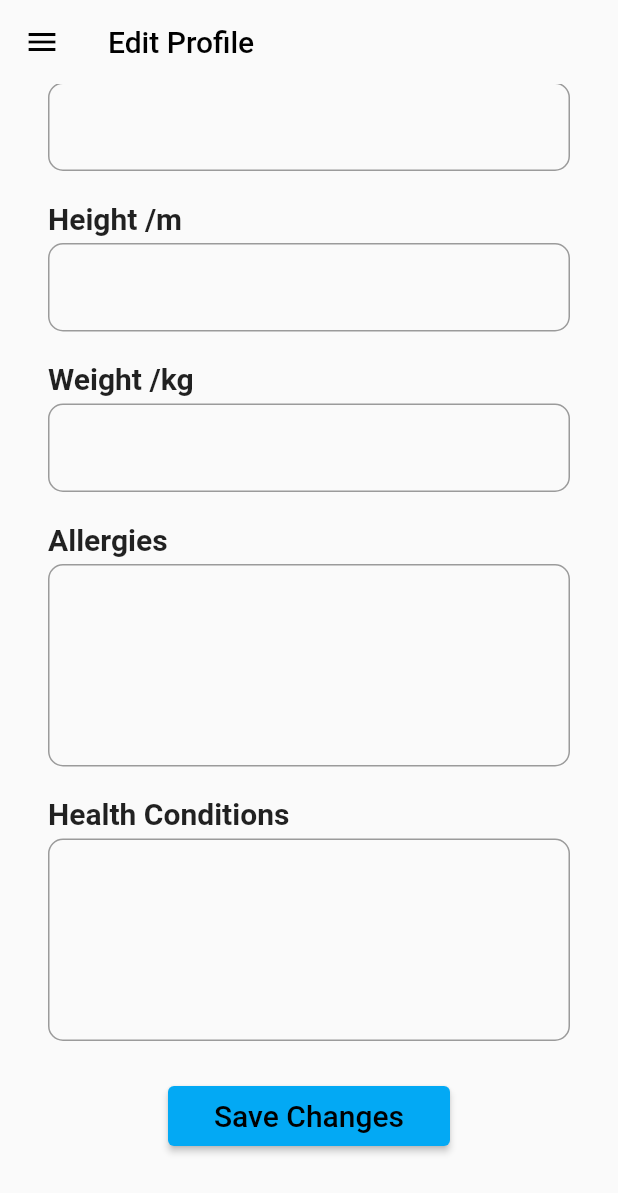
After one commit to ManuelSena19/health-watch, a Flutter app: the EditProfileScreen screen opened by its route, scrolled down 269 dp, after a tap on "Save Changes", on a phone screen of 412 x 824 dp. The commit adds this screen. Shown: the top 1193 px of the screen. Run offline on Flutter 3.47's test engine with Material 2 defaults, Android fonts, the phone set to English and light mode, and no system bars; our stand-ins replace cloud_firestore, email_validator, firebase_auth, firebase_core, firebase_storage, image_picker; accounts and stored records are empty; network calls fail.

Commit message:
completed profile screen

```diff
--- a/lib/constants/routes.dart
+++ b/lib/constants/routes.dart
@@ -5,3 +5,4 @@ const resetPasswordRoute = '/reset-password/';
 const homescreenRoute = '/home-screen/';
 const logicRoute = '/logic/';
 const profileRoute = '/profile-screen/';
+const editProfileRoute = '/edit-profile-screen/';
--- /dev/null
+++ b/lib/constants/user_data.dart
@@ -0,0 +1,10 @@
+import 'package:cloud_firestore/cloud_firestore.dart';
+
+Future<Map<String, dynamic>> getUserData(String email) async {
+  final userRef = FirebaseFirestore.instance.collection('users').doc(email);
+  final userSnapshot = await userRef.get();
+  if (userSnapshot.exists) {
+    return userSnapshot.data() as Map<String, dynamic>;
+  }
+  return {};
+}
--- a/lib/main.dart
+++ b/lib/main.dart
@@ -2,6 +2,7 @@ import 'package:firebase_auth/firebase_auth.dart';
 import 'package:flutter/material.dart';
 import 'package:firebase_core/firebase_core.dart';
 import 'package:health_watch/constants/logic.dart';
+import 'package:health_watch/screens/edit_profile_screen.dart';
 import 'package:health_watch/screens/home_screen.dart';
 import 'package:health_watch/screens/login_screen.dart';
 import 'package:health_watch/screens/profile_screen.dart';
@@ -41,6 +42,7 @@ class MyApp extends StatelessWidget {
         resetPasswordRoute: (context) => const ResetPasswordScreen(),
         homescreenRoute: (context) => const HomeScreen(),
         profileRoute: (context) => const ProfileScreen(),
+        editProfileRoute: (context) => const EditProfileScreen(),
       },
     );
   }
--- /dev/null
+++ b/lib/screens/edit_profile_screen.dart
@@ -0,0 +1,290 @@
+import 'package:cloud_firestore/cloud_firestore.dart';
+import 'package:firebase_storage/firebase_storage.dart';
+import 'package:flutter/material.dart';
+import 'package:health_watch/constants/routes.dart';
+import 'package:image_picker/image_picker.dart';
+import 'package:health_watch/utilities/drawer_widget.dart';
+import 'package:health_watch/constants/user_data.dart';
+import 'dart:io';
+import 'package:firebase_auth/firebase_auth.dart';
+
+String _email = FirebaseAuth.instance.currentUser!.email.toString();
+
+class EditProfileScreen extends StatefulWidget {
+  const EditProfileScreen({Key? key}) : super(key: key);
+
+  @override
+  State<EditProfileScreen> createState() => _EditProfileScreenState();
+}
+
+class _EditProfileScreenState extends State<EditProfileScreen> {
+  late final TextEditingController nameController = TextEditingController();
+  late final TextEditingController heightController = TextEditingController();
+  late final TextEditingController weightController = TextEditingController();
+  late final TextEditingController allergiesController =
+      TextEditingController();
+  late final TextEditingController healthConditionsController =
+      TextEditingController();
+  Future<void> updateField(String field, String newValue) async {
+    DocumentReference<Map<String, dynamic>> userRef =
+        FirebaseFirestore.instance.collection('users').doc(_email);
+    await userRef.update({field: newValue});
+  }
+
+  void pushRoute(String route) {
+    Navigator.pushNamed(context, route);
+  }
+
+  void pushReplacementRoute(String route) {
+    Navigator.pushReplacementNamed(context, route);
+  }
+
+  File? _imageFile;
+  final user = FirebaseAuth.instance.currentUser;
+  late XFile _image;
+  late String _url;
+
+  Future<void> _pickImage() async {
+    _image = (await ImagePicker().pickImage(source: ImageSource.gallery))!;
+    setState(() {
+      _imageFile = File(_image.path);
+    });
+  }
+
+  Future<void> uploadImageToFirebase(File imageFile) async {
+    String fileName = DateTime.now().millisecondsSinceEpoch.toString();
+
+    final Reference storageReference =
+        FirebaseStorage.instance.ref().child('images/$fileName');
+    final UploadTask uploadTask = storageReference.putFile(imageFile);
+    final String downloadURL = await (await uploadTask).ref.getDownloadURL();
+    setState(() {
+      _url = downloadURL;
+    });
+  }
+
+  @override
+  void initState() {
+    super.initState();
+  }
+
+  @override
+  void dispose() {
+    super.dispose();
+  }
+
+  @override
+  Widget build(BuildContext context) {
+    return Scaffold(
+      appBar: AppBar(
+        title: const Text("Edit Profile"),
+        backgroundColor: Colors.transparent,
+        elevation: 0,
+      ),
+      drawer: drawerWidget(context),
+      body: FutureBuilder<Map<String, dynamic>>(
+        future: getUserData(_email),
+        builder: (BuildContext context,
+            AsyncSnapshot<Map<String, dynamic>> snapshot) {
+          if (snapshot.connectionState == ConnectionState.waiting) {
+            return const Center(child: CircularProgressIndicator());
+          } else if (snapshot.hasData) {
+            final userData = snapshot.data!;
+            String? name = userData['username'] as String?;
+            nameController.text = name!;
+            String? height = userData['height'] as String?;
+            heightController.text = height!;
+            String? weight = userData['weight'] as String?;
+            weightController.text = weight!;
+            String? allergies = userData['allergies'] as String?;
+            allergiesController.text = allergies!;
+            String? healthConditions = userData['healthConditions'] as String?;
+            healthConditionsController.text = healthConditions!;
+            String? imagePath = userData['imagePath'] as String?;
+            return ListView(
+              padding: const EdgeInsets.symmetric(horizontal: 32),
+              scrollDirection: Axis.vertical,
+              children: <Widget>[
+                const Padding(padding: EdgeInsets.all(10)),
+                Center(
+                  child: GestureDetector(
+                    onTap: _pickImage,
+                    child: SizedBox(
+                      width: 200,
+                      height: 200,
+                      child: Stack(children: [
+                        ClipOval(
+                          clipBehavior: Clip.hardEdge,
+                          child: _imageFile != null
+                              ? Image.file(
+                                  _imageFile!,
+                                  fit: BoxFit.cover,
+                                )
+                              : Image.network(
+                                  imagePath!,
+                                  fit: BoxFit.cover,
+                                ),
+                        ),
+                        Positioned(
+                          bottom: 0,
+                          right: 4,
+                          child: ClipOval(
+                            child: Container(
+                              padding: const EdgeInsets.all(8),
+                              color: Theme.of(context).colorScheme.primary,
+                              child: const Icon(
+                                Icons.edit,
+                                color: Colors.white,
+                                size: 20,
+                              ),
+                            ),
+                          ),
+                        ),
+                      ]),
+                    ),
+                  ),
+                ),
+                const SizedBox(height: 20),
+                const Text(
+                  "Username",
+                  style: TextStyle(fontWeight: FontWeight.bold, fontSize: 20),
+                ),
+                const SizedBox(
+                  height: 5,
+                ),
+                TextField(
+                  maxLines: 1,
+                  controller: nameController,
+                  decoration: InputDecoration(
+                      border: OutlineInputBorder(
+                          borderRadius: BorderRadius.circular(10))),
+                ),
+                const SizedBox(height: 20),
+                const Text(
+                  "Height /m",
+                  style: TextStyle(fontWeight: FontWeight.bold, fontSize: 20),
+                ),
+                const SizedBox(
+                  height: 5,
+                ),
+                TextField(
+                  maxLines: 1,
+                  controller: heightController,
+                  keyboardType:
+                      const TextInputType.numberWithOptions(decimal: true),
+                  decoration: InputDecoration(
+                      border: OutlineInputBorder(
+                          borderRadius: BorderRadius.circular(10))),
+                ),
+                const SizedBox(height: 20),
+                const Text(
+                  "Weight /kg",
+                  style: TextStyle(fontWeight: FontWeight.bold, fontSize: 20),
+                ),
+                const SizedBox(
+                  height: 5,
+                ),
+                TextField(
+                  maxLines: 1,
+                  controller: weightController,
+                  keyboardType:
+                      const TextInputType.numberWithOptions(decimal: true),
+                  decoration: InputDecoration(
+                      border: OutlineInputBorder(
+                          borderRadius: BorderRadius.circular(10))),
+                ),
+                const SizedBox(height: 20),
+                const Text(
+                  "Allergies",
+                  style: TextStyle(fontWeight: FontWeight.bold, fontSize: 20),
+                ),
+                const SizedBox(
+                  height: 5,
+                ),
+                TextField(
+                  maxLines: 5,
+                  controller: allergiesController,
+                  decoration: InputDecoration(
+                      border: OutlineInputBorder(
+                          borderRadius: BorderRadius.circular(10))),
+                ),
+                const SizedBox(height: 20),
+                const Text(
+                  "Health Conditions",
+                  style: TextStyle(fontWeight: FontWeight.bold, fontSize: 20),
+                ),
+                const SizedBox(
+                  height: 5,
+                ),
+                TextField(
+                  maxLines: 5,
+                  controller: healthConditionsController,
+                  decoration: InputDecoration(
+                      border: OutlineInputBorder(
+                          borderRadius: BorderRadius.circular(10))),
+                ),
+                const SizedBox(height: 20),
+                Container(
+                  height: 60,
+                  padding:
+                      const EdgeInsets.symmetric(vertical: 10, horizontal: 80),
+                  child: ElevatedButton(
+                    onPressed: () async {
+                      String bmi = (double.parse(weightController.text) /
+                          (double.parse(heightController.text) *
+                              double.parse(heightController.text)))
+                          .toStringAsFixed(2);
+                      try {
+                        await uploadImageToFirebase(_imageFile!);
+                        FirebaseFirestore.instance
+                            .collection('users')
+                            .doc(_email)
+                            .update({
+                          'imagePath': _url,
+                          'username': nameController.text,
+                          'height': heightController.text,
+                          'weight': weightController.text,
+                          'bmi': bmi,
+                          'allergies': allergiesController.text,
+                          'healthConditions': healthConditionsController.text,
+                        });
+                        pushReplacementRoute(profileRoute);
+                      } catch (e) {
+                        FirebaseFirestore.instance
+                            .collection('users')
+                            .doc(_email)
+                            .update({
+                          'imagePath': imagePath,
+                          'username': nameController.text,
+                          'height': heightController.text,
+                          'weight': weightController.text,
+                          'bmi': bmi,
+                          'allergies': allergiesController.text,
+                          'healthConditions': healthConditionsController.text,
+                        });
+                        pushReplacementRoute(profileRoute);
+                      }
+                    },
+                    child: Container(
+                      width: 150,
+                      decoration: BoxDecoration(
+                          borderRadius: BorderRadius.circular(10)),
+                      child: const Text(
+                        "Save Changes",
+                        textAlign: TextAlign.center,
+                        style: TextStyle(fontSize: 20),
+                      ),
+                    ),
+                  ),
+                ),
+                const SizedBox(height: 50,)
+              ],
+            );
+          } else {
+            return const SnackBar(content: Text("No data"));
+          }
+        },
+      ),
+    );
+  }
+}
--- a/lib/screens/home_screen.dart
+++ b/lib/screens/home_screen.dart
@@ -18,6 +18,7 @@ class _HomeScreenState extends State<HomeScreen> {
         backgroundColor: Colors.lightBlue,
         elevation: 0,
         title: const Text("Health Watch"),
+        centerTitle: true,
         actions: [
           IconButton(
               onPressed: () {}, icon: const Icon(Icons.notifications_outlined))
--- a/lib/screens/register_screen.dart
+++ b/lib/screens/register_screen.dart
@@ -497,7 +497,7 @@ class _RegisterScreenState extends State<RegisterScreen> {
                             String bmi = (double.parse(weight) /
                                     double.parse(height) *
                                     double.parse(height))
-                                .toString();
+                                .toStringAsFixed(2);
                             String gender = selectedGender;
                             String bloodGroup = selectedBloodGroup;
                             String allergies = allergyController.text == ""
--- a/pubspec.yaml
+++ b/pubspec.yaml
@@ -19,6 +19,10 @@ dependencies:
   cloud_firestore: ^4.5.3
   shared_preferences: ^2.1.1
   intl: ^0.18.1
+  image_picker: ^0.8.7+5
+  path_provider: ^2.0.15
+  path: ^1.8.2
+  firebase_storage: ^11.2.1
 
 dev_dependencies:
   flutter_test:
```
Also changed, not shown: lib/screens/profile_screen.dart (+35 -23 lines), lib/utilities/profile_widget.dart (+3 -24 lines), lib/utilities/text_field_widget.dart (added, +59 -0 lines), pubspec.lock, 1 other file.
